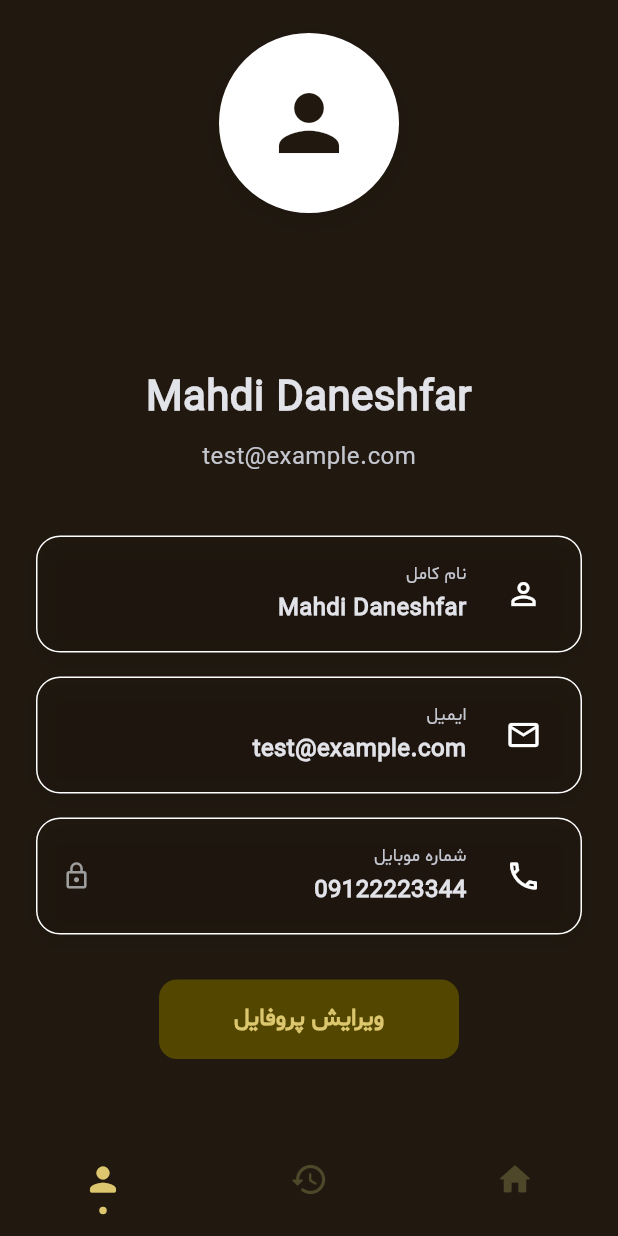
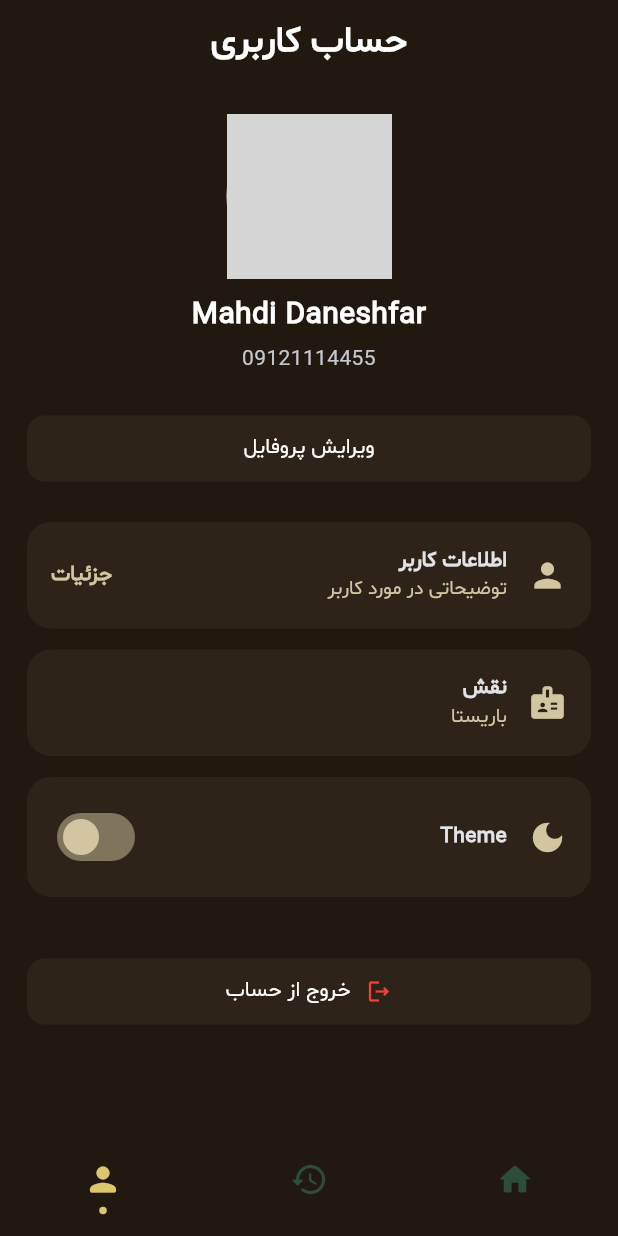
Before and after one commit to mahdi-dfr/cafe-management-app, a Flutter app: the screen it shows after launch, item 3 of the bottom bar chosen, on a phone screen of 412 x 824 dp. Run offline on Flutter 3.47's test engine with Material 3 defaults, Android fonts, the phone set to English and light mode, and no system bars; drawn by our look-alikes of persistent_bottom_nav_bar; our stand-ins replace flutter_svg, get, loading_animation_widget; network calls fail; grey boxes are pictures that could not be loaded.

Commit message:
[FEAT] change profile screen

```diff
--- a/lib/core/app_colors.dart
+++ b/lib/core/app_colors.dart
@@ -12,7 +12,7 @@ class AppColors {
   static Color backgroundColor = const Color(0xff211910);
   static Color primaryColor = const Color(0xffdcc66e);
   static Color secondaryColor = const Color(0xffd1c6a1);
-  static Color tertiaryColor = const Color(0xff4e472a);
+  static Color tertiaryColor = const Color(0xff2D2319);
   // static Color tertiaryColor = const Color(0xff534600);
 
   /// on surfaces colors
@@ -42,7 +42,7 @@ class AppColors {
 
   // Background Colors
   static Color surfaceColor = Color(0xff2c4e38);
-    static Color cardBackground = Color(0xff2D2319);
+  static Color cardBackground = Color(0xff2D2319);
 
   // Shadow Colors
   static Color shadowColor = Colors.black.withOpacity(0.1);
--- a/lib/feature/profile/presenation/profile_screen.dart
+++ b/lib/feature/profile/presenation/profile_screen.dart
@@ -1,151 +1,149 @@
+import 'package:cafe_app/core/constants/constantw.dart';
 import 'package:flutter/material.dart';
-import 'package:get/get.dart';
+
 import '../../../core/app_colors.dart';
-import 'profile_controller.dart';
-import 'widgets/profile_info_card.dart';
-import 'edit_profile_screen.dart';
 
-/// Profile screen displaying user information
 class ProfileScreen extends StatelessWidget {
   const ProfileScreen({super.key});
 
   @override
   Widget build(BuildContext context) {
-    final ProfileController controller = Get.put(ProfileController());
-
     return Scaffold(
       backgroundColor: AppColors.backgroundColor,
-      body: SafeArea(
-        top: true,
-        bottom: false,
-        child: SingleChildScrollView(
-          physics: const BouncingScrollPhysics(),
+      appBar: AppBar(
+        backgroundColor: AppColors.backgroundColor,
+        elevation: 0,
+        // leading: IconButton(color: AppColors.textPrimary, onPressed: () {}, icon: Icon(Icons.arrow_back)),
+        centerTitle: true,
+        title: Text(
+          "حساب کاربری",
+          style: TextStyle(color: AppColors.white, fontWeight: FontWeight.bold, fontSize: 24),
+        ),
+      ),
+
+      body: Padding(
+        padding: const EdgeInsets.symmetric(horizontal: 18),
         child: Column(
           children: [
-              const SizedBox(height: 22),
-              Obx(
-                () => Hero(
-                  tag: 'profile_picture',
-                  child: GestureDetector(
-                    onTap: () {
-                      // TODO: Implement image picker
-                    },
-                    child: Container(
-                      width: 120,
-                      height: 120,
-                      decoration: BoxDecoration(
-                        color: AppColors.white,
-                        shape: BoxShape.circle,
-                        border: Border.all(color: AppColors.white, width: 4),
-                        boxShadow: [
-                          BoxShadow(
-                            color: AppColors.shadowColor,
-                            blurRadius: 15,
-                            offset: const Offset(0, 5),
+            const SizedBox(height: 20),
+
+            // profile
+            Column(
+              children: [
+                CircleAvatar(radius: 55, backgroundImage: NetworkImage(AppConstants.img)),
+                SizedBox(height: 10),
+                Text(
+                  "Mahdi Daneshfar",
+                  style: TextStyle(color: AppColors.white, fontSize: 20, fontWeight: FontWeight.bold),
+                ),
+                SizedBox(height: 5),
+                Text("09121114455", style: TextStyle(color: AppColors.textSecondary)),
+                SizedBox(height: 25),
+
+                SizedBox(
+                  width: MediaQuery.sizeOf(context).width,
+                  child: ElevatedButton(
+                    onPressed: () {},
+                    style: ElevatedButton.styleFrom(backgroundColor: AppColors.cardBackground),
+                    child: Text('ویرایش پروفایل'),
+                  ),
                 ),
               ],
             ),
-                      child: controller.user.value.profileImageUrl != null
-                          ? ClipOval(
-                              child: Image.network(
-                                controller.user.value.profileImageUrl!,
-                                fit: BoxFit.cover,
+
+            const SizedBox(height: 25),
+
+            AccountTile(
+              title: "اطلاعات کاربر",
+              subtitle: "توضیحاتی در مورد کاربر",
+              icon: Icons.person,
+              trailing: "جزئیات",
             ),
-                            )
-                          : Icon(
-                              Icons.person,
-                              size: 60,
-                              color: AppColors.backgroundColor,
+
+            AccountTile(title: "نقش", subtitle: "باریستا", icon: Icons.badge),
+
+            AccountTile(title: "Theme", subtitle: "", icon: Icons.dark_mode, switchButton: true),
+            SizedBox(height: 25),
+            SizedBox(
+              width: MediaQuery.sizeOf(context).width,
+              child: ElevatedButton(
+                onPressed: () {},
+                style: ElevatedButton.styleFrom(backgroundColor: AppColors.cardBackground),
+                child: Row(
+                  mainAxisAlignment: MainAxisAlignment.center,
+                  children: [
+                    Icon(Icons.logout_outlined, color: Colors.red,),
+                    SizedBox(width: 10),
+                    Text('خروج از حساب', ),
+                  ],
                 ),
               ),
             ),
-                ),
-              ),
-              // Profile Content
-               Container(
-                  margin: const EdgeInsets.only(top: 80),
-                  padding: const EdgeInsets.all(24),
-                  child: ProfileViewMode(controller: controller),
-                ),
           ],
-          ),
         ),
       ),
     );
   }
 }
 
-/// Profile view mode widget
-class ProfileViewMode extends StatelessWidget {
-  final ProfileController controller;
+class AccountTile extends StatelessWidget {
+  final String title;
+  final String subtitle;
+  final IconData icon;
+  final String? trailing;
+  final bool switchButton;
+  final bool isDestructive;
 
-  const ProfileViewMode({super.key, required this.controller});
+  const AccountTile({
+    super.key,
+    required this.title,
+    required this.subtitle,
+    required this.icon,
+    this.trailing,
+    this.switchButton = false,
+    this.isDestructive = false,
+  });
 
   @override
   Widget build(BuildContext context) {
-    return Column(
+    return Container(
+      margin: const EdgeInsets.only(bottom: 14),
+      padding: const EdgeInsets.all(16),
+      decoration: BoxDecoration(color: AppColors.cardBackground, borderRadius: BorderRadius.circular(16)),
+      child: Row(
         children: [
-        // Welcome Text
+          Icon(icon, color: isDestructive ? AppColors.secondaryColor : AppColors.secondaryColor, size: 26),
+          const SizedBox(width: 14),
+
+          // Title + Subtitle
+          Expanded(
+            child: Column(
+              crossAxisAlignment: CrossAxisAlignment.start,
+              children: [
                 Text(
-          controller.user.value.name,
+                  title,
                   style: TextStyle(
-            fontSize: 28,
-            fontWeight: FontWeight.bold,
-            color: AppColors.textPrimary,
-          ),
-          textDirection: TextDirection.rtl,
-        ),
-        const SizedBox(height: 8),
-        Text(
-          controller.user.value.email,
-          style: TextStyle(fontSize: 16, color: AppColors.textSecondary),
-          textDirection: TextDirection.ltr,
-        ),
-        const SizedBox(height: 40),
-        // User Info Cards
-        ProfileInfoCard(
-          icon: Icons.person_outline,
-          label: 'نام کامل',
-          value: controller.user.value.name,
-        ),
-        const SizedBox(height: 16),
-        ProfileInfoCard(
-          icon: Icons.email_outlined,
-          label: 'ایمیل',
-          value: controller.user.value.email,
-        ),
-        const SizedBox(height: 16),
-        ProfileInfoCard(
-          icon: Icons.phone_outlined,
-          label: 'شماره موبایل',
-          value: controller.user.value.mobileNumber,
-          isReadOnly: true,
-        ),
-        const SizedBox(height: 30),
-        // Edit Button
-        ElevatedButton(
-          onPressed: () {
-            Get.to(() => const EditProfileScreen());
-          },
-          style: ElevatedButton.styleFrom(
-            backgroundColor: AppColors.lightPurple,
-            foregroundColor: AppColors.white,
-            padding: const EdgeInsets.symmetric(horizontal: 50, vertical: 15),
-            shape: RoundedRectangleBorder(
-              borderRadius: BorderRadius.circular(12),
-            ),
-            elevation: 0,
-          ),
-          child: Text(
-            'ویرایش پروفایل',
-            style: TextStyle(
-              fontSize: 16,
+                    color: isDestructive ? AppColors.secondaryColor : AppColors.textPrimary,
                     fontWeight: FontWeight.w600,
-              color: AppColors.primaryColor,
                   ),
                 ),
+                if (subtitle.isNotEmpty)
+                  Text(subtitle, style: TextStyle(color: AppColors.secondaryColor, fontSize: 13)),
+              ],
             ),
+          ),
+
+          // trailing button
+          if (trailing != null)
+            Text(
+              trailing!,
+              style: TextStyle(color: AppColors.secondaryColor, fontWeight: FontWeight.w600),
+            ),
+
+          // switch
+          if (switchButton) Switch(value: true, onChanged: (_) {}, activeColor: AppColors.secondaryColor),
         ],
+      ),
     );
   }
 }
--- a/lib/screens/main_navigation.dart
+++ b/lib/screens/main_navigation.dart
@@ -19,25 +19,25 @@ class MainNavigation extends StatelessWidget {
 
   @override
   Widget build(BuildContext context) {
-    List<PersistentBottomNavBarItem> _navBarsItems() {
+    List<PersistentBottomNavBarItem> navBarsItems() {
       return [
         PersistentBottomNavBarItem(
           icon: Icon(Icons.home_rounded),
           title: 'خانه',
           activeColorPrimary: AppColors.primaryColor,
-          inactiveColorPrimary: AppColors.tertiaryColor,
+          inactiveColorPrimary: AppColors.surfaceColor,
         ),
         PersistentBottomNavBarItem(
           icon: Icon(Icons.history_rounded),
           title: 'تاریخچه',
           activeColorPrimary: AppColors.primaryColor,
-          inactiveColorPrimary: AppColors.tertiaryColor,
+          inactiveColorPrimary: AppColors.surfaceColor,
         ),
         PersistentBottomNavBarItem(
           icon: Icon(Icons.person_rounded),
           title: 'حساب کاربری',
           activeColorPrimary: AppColors.primaryColor,
-          inactiveColorPrimary: AppColors.tertiaryColor,
+          inactiveColorPrimary: AppColors.surfaceColor,
         ),
       ];
     }
@@ -46,7 +46,7 @@ class MainNavigation extends StatelessWidget {
       context,
       controller: _controller,
       screens: _buildScreens(),
-      items: _navBarsItems(),
+      items: navBarsItems(),
       onItemSelected: (index) {},
       navBarHeight: 65,
       padding: EdgeInsets.zero,
```
Lines whose indentation alone changed are shown as unchanged.
